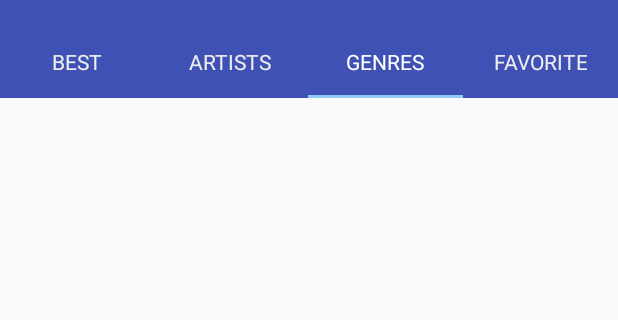
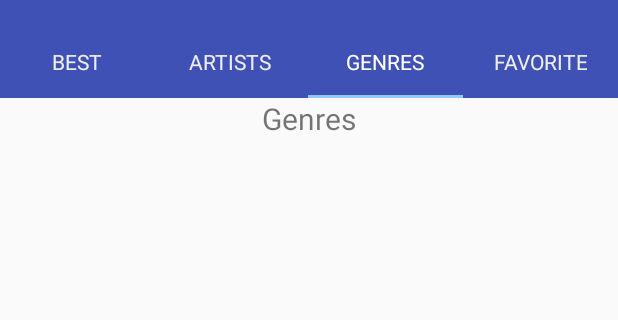
Before and after one commit to FPolyDuan2/EDM-App, an Android app: the screen it shows after launch (MusicActivity), tab 3 chosen, on a phone screen of 412 x 824 dp, the part 58-378 px from its top. Run offline under Robolectric (Android 15) with nearby library versions, the light colour scheme and no system bars; our stand-ins replace ButterKnife, CircleImageView.

Commit message:
fragment

```diff
--- /dev/null
+++ b/app/src/main/java/com/poly/musicedm/util/Constant.java
@@ -0,0 +1,11 @@
+package com.poly.musicedm.util;
+
+/**
+ * Created by Vuong_IT on 30/10/2017.
+ */
+
+public class Constant {
+
+    public static final String BUNDLE_POSITION_ORDER = "fragment_item";
+
+}
--- a/app/src/main/java/com/poly/musicedm/view/custom/MusicPagerAdapter.java
+++ b/app/src/main/java/com/poly/musicedm/view/custom/MusicPagerAdapter.java
@@ -1,9 +1,11 @@
 package com.poly.musicedm.view.custom;
 
+import android.os.Bundle;
 import android.support.v4.app.Fragment;
 import android.support.v4.app.FragmentManager;
 import android.support.v4.app.FragmentStatePagerAdapter;
 
+import com.poly.musicedm.util.Constant;
 import com.poly.musicedm.view.fragment.MusicFragment;
 
 import java.util.List;
@@ -23,9 +25,9 @@ public class MusicPagerAdapter extends FragmentStatePagerAdapter {
     @Override
     public Fragment getItem(int position) {
         MusicFragment fragment = new MusicFragment();
-//        Bundle bundle = new Bundle();
-//        bundle.putInt(Constant.BUNDLE_POSITION_ORDER, position);
-//        fragment.setArguments(bundle);
+        Bundle bundle = new Bundle();
+        bundle.putInt(Constant.BUNDLE_POSITION_ORDER, position);
+        fragment.setArguments(bundle);
         return fragment;
     }
 
--- a/app/src/main/java/com/poly/musicedm/view/fragment/MusicFragment.java
+++ b/app/src/main/java/com/poly/musicedm/view/fragment/MusicFragment.java
@@ -1,15 +1,36 @@
 package com.poly.musicedm.view.fragment;
 
+import android.os.Bundle;
+import android.view.LayoutInflater;
 import android.view.View;
+import android.view.ViewGroup;
+import android.widget.TextView;
 
 import com.poly.musicedm.R;
+import com.poly.musicedm.util.Constant;
 import com.poly.musicedm.view.base.BaseFragment;
+
+import butterknife.BindView;
+import butterknife.ButterKnife;
+import butterknife.Unbinder;
 
 /**
  * Created by Vuong_IT on 28/10/2017.
  */
 
 public class MusicFragment extends BaseFragment {
+
+    public static final int BEST = 0;
+    public static final int ARTISTS = 1;
+    public static final int GENRES = 2;
+    public static final int FAVORITE = 3;
+
+    int typeList;
+    @BindView(R.id.tvNameFragment)
+    TextView tvNameFragment;
+    Unbinder unbinder;
+
+
     @Override
     protected void initData() {
 
@@ -17,11 +38,40 @@ public class MusicFragment extends BaseFragment {
 
     @Override
     protected void initView(View v) {
+        Bundle bundle = getArguments();
+        if (bundle != null) {
+            typeList = bundle.getInt(Constant.BUNDLE_POSITION_ORDER, BEST);
 
+            if (typeList == BEST) {
+                tvNameFragment.setText(R.string.best);
+            } else if (typeList == ARTISTS) {
+                tvNameFragment.setText(R.string.artists);
+            } else if (typeList == GENRES) {
+                tvNameFragment.setText(R.string.genres);
+            } else if (typeList == FAVORITE) {
+                tvNameFragment.setText(R.string.favorite);
+            } else {
+
+            }
+        }
     }
 
     @Override
     protected int getLayout() {
         return R.layout.fragment_music;
     }
+
+    @Override
+    public View onCreateView(LayoutInflater inflater, ViewGroup container, Bundle savedInstanceState) {
+        // TODO: inflate a fragment view
+        View rootView = super.onCreateView(inflater, container, savedInstanceState);
+        unbinder = ButterKnife.bind(this, rootView);
+        return rootView;
+    }
+
+    @Override
+    public void onDestroyView() {
+        super.onDestroyView();
+        unbinder.unbind();
+    }
 }
--- a/app/src/main/res/layout/fragment_music.xml
+++ b/app/src/main/res/layout/fragment_music.xml
@@ -4,4 +4,12 @@
     android:layout_height="match_parent"
     android:orientation="vertical">
 
+    <TextView
+        android:id="@+id/tvNameFragment"
+        android:layout_width="wrap_content"
+        android:layout_height="wrap_content"
+        android:layout_gravity="center"
+        android:text="Fragment Music"
+        android:textSize="20sp" />
+
 </LinearLayout>
```
